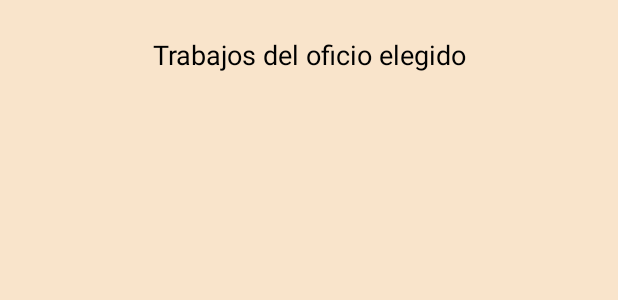
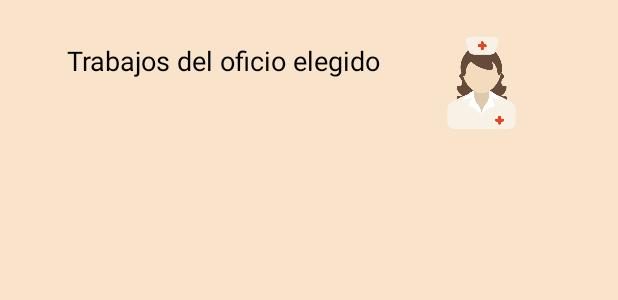
Before and after one commit to eliascapasso/AllJobs, an Android app: the layout activity_trabajos.xml on its own in the app's theme, with its tools: preview values and no code run, on a phone screen of 412 x 824 dp. Shown: the top 300 px of the screen. Run offline under Robolectric (Android 15) with nearby library versions, the phone set to English and light mode, and no system bars.

Commit message:
Cambio de iconos

```diff
--- a/app/src/main/res/layout/activity_trabajos.xml
+++ b/app/src/main/res/layout/activity_trabajos.xml
@@ -26,13 +26,24 @@
         android:layout_width="wrap_content"
         android:layout_height="wrap_content"
         android:layout_marginEnd="8dp"
-        android:layout_marginStart="8dp"
-        android:layout_marginTop="24dp"
+        android:layout_marginStart="24dp"
+        android:layout_marginTop="28dp"
         android:text="Trabajos del oficio elegido"
         android:textColor="@android:color/black"
         android:textSize="18sp"
-        app:layout_constraintEnd_toEndOf="parent"
-        app:layout_constraintHorizontal_bias="0.502"
+        app:layout_constraintEnd_toStartOf="@+id/imagenOficio"
         app:layout_constraintStart_toStartOf="parent"
         app:layout_constraintTop_toTopOf="parent" />
+
+    <ImageView
+        android:id="@+id/imagenOficio"
+        android:layout_width="78dp"
+        android:layout_height="61dp"
+        android:layout_marginBottom="8dp"
+        android:layout_marginEnd="52dp"
+        android:layout_marginTop="8dp"
+        app:layout_constraintBottom_toTopOf="@+id/lv_listaTrabajos"
+        app:layout_constraintEnd_toEndOf="parent"
+        app:layout_constraintTop_toTopOf="parent"
+        app:srcCompat="@drawable/enfermeria" />
 </android.support.constraint.ConstraintLayout>
```
Also changed, not shown: app/src/main/java/com/example/eliascapasso/alljobs/Actividades/TrabajosActivity.java (+30 -1 lines), app/src/main/java/com/example/eliascapasso/alljobs/Fragmentos/OficiosFragment.java (+4 -4 lines).
